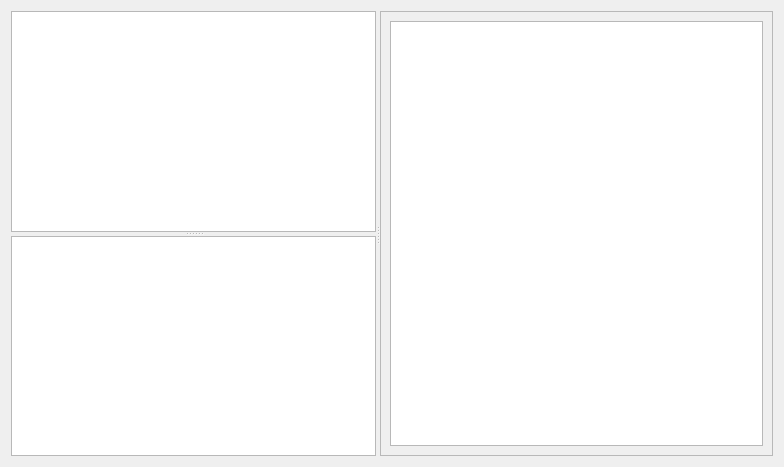
Qt form graphUI.ui (robocomp/cortex) before a commit.
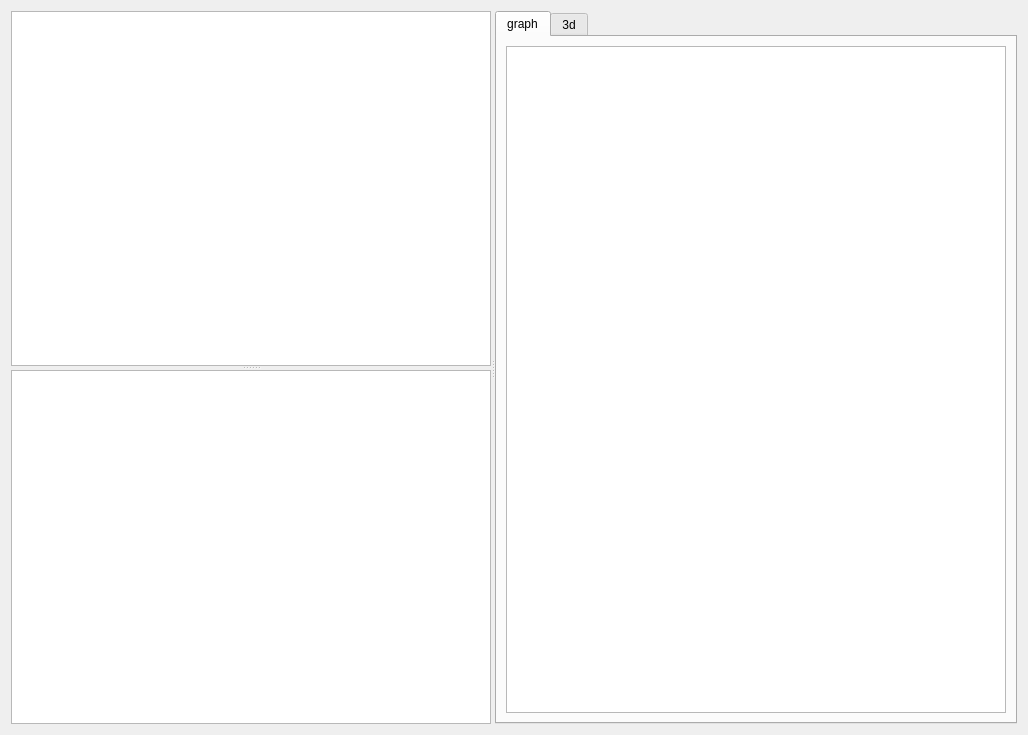
The same form after that commit.

Commit message: tabs.ui cambiado y simpplesimpleworld

The edit to the form file:
```diff
--- a/graphUI.ui
+++ b/graphUI.ui
@@ -6,8 +6,8 @@
    <rect>
     <x>0</x>
     <y>0</y>
-    <width>784</width>
-    <height>467</height>
+    <width>1028</width>
+    <height>735</height>
    </rect>
   </property>
   <property name="windowTitle">
@@ -40,25 +40,26 @@
        </property>
       </widget>
      </widget>
-     <widget class="QScrollArea" name="scrollArea">
-      <property name="widgetResizable">
-       <bool>true</bool>
+     <widget class="QTabWidget" name="tabWidget">
+      <property name="currentIndex">
+       <number>0</number>
       </property>
-      <widget class="QWidget" name="scrollAreaWidgetContents">
-       <property name="geometry">
-        <rect>
-         <x>0</x>
-         <y>0</y>
-         <width>392</width>
-         <height>447</height>
-        </rect>
-       </property>
-       <layout class="QVBoxLayout" name="verticalLayout">
+      <widget class="QWidget" name="tab_1">
+       <attribute name="title">
+        <string>graph</string>
+       </attribute>
+       <layout class="QHBoxLayout" name="horizontalLayout">
         <item>
          <widget class="QGraphicsView" name="graphicsView"/>
         </item>
        </layout>
       </widget>
+      <widget class="QWidget" name="tab_2">
+       <attribute name="title">
+        <string>3d</string>
+       </attribute>
+       <layout class="QHBoxLayout" name="horizontalLayout_2"/>
+      </widget>
      </widget>
     </widget>
    </item>
```
Left out of the diff: 4 changed lines with no effect on the pictures. The commit also changes 5 other files.
